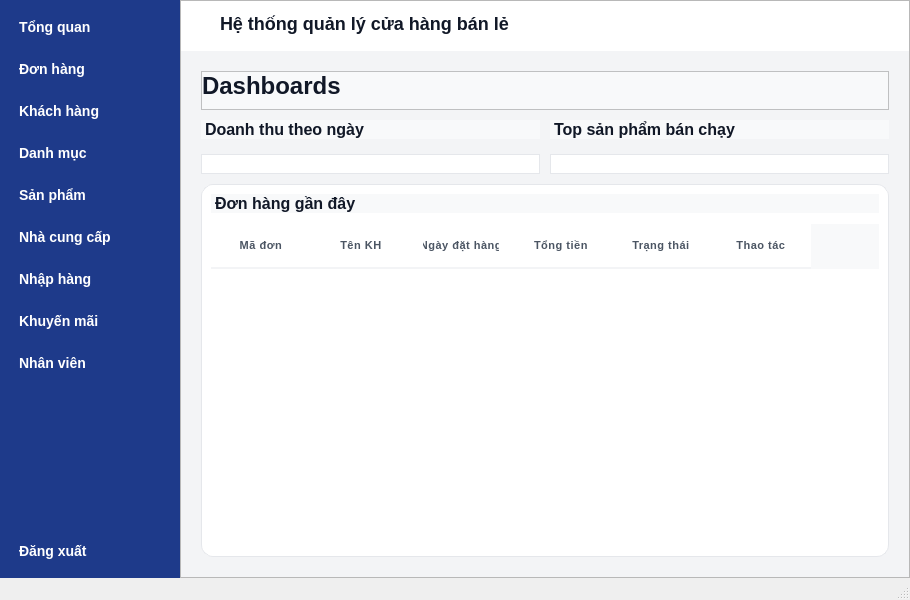
Before: the Qt Designer form ui/QuanLyCuaHang/mainQLCH.ui in doandt0612/retail-store-management, drawn with Qt 5.
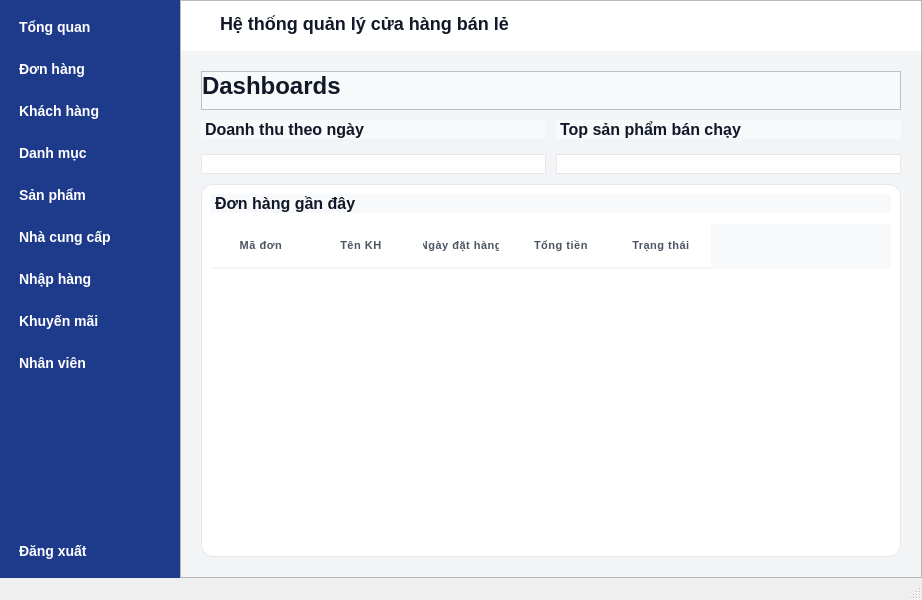
After: the same form once the commit is applied. The open tabs and pages were chosen to show the change.

Diff of the .ui file:
```diff
--- a/ui/QuanLyCuaHang/mainQLCH.ui
+++ b/ui/QuanLyCuaHang/mainQLCH.ui
@@ -6,7 +6,7 @@
    <rect>
     <x>0</x>
     <y>0</y>
-    <width>910</width>
+    <width>922</width>
     <height>600</height>
    </rect>
   </property>
@@ -519,11 +519,6 @@
                   <string>Trạng thái</string>
                  </property>
                 </column>
-                <column>
-                 <property name="text">
-                  <string>Thao tác</string>
-                 </property>
-                </column>
                </widget>
               </item>
              </layout>
```
Left out of the diff: 6 changed lines with no effect on the pictures.
